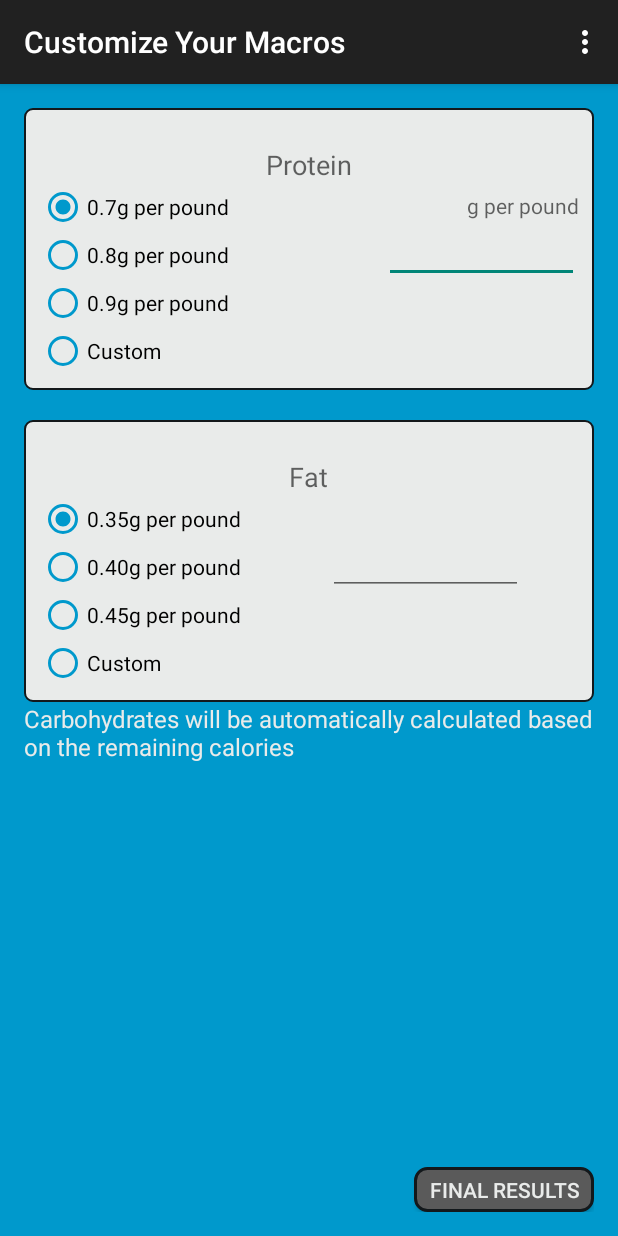
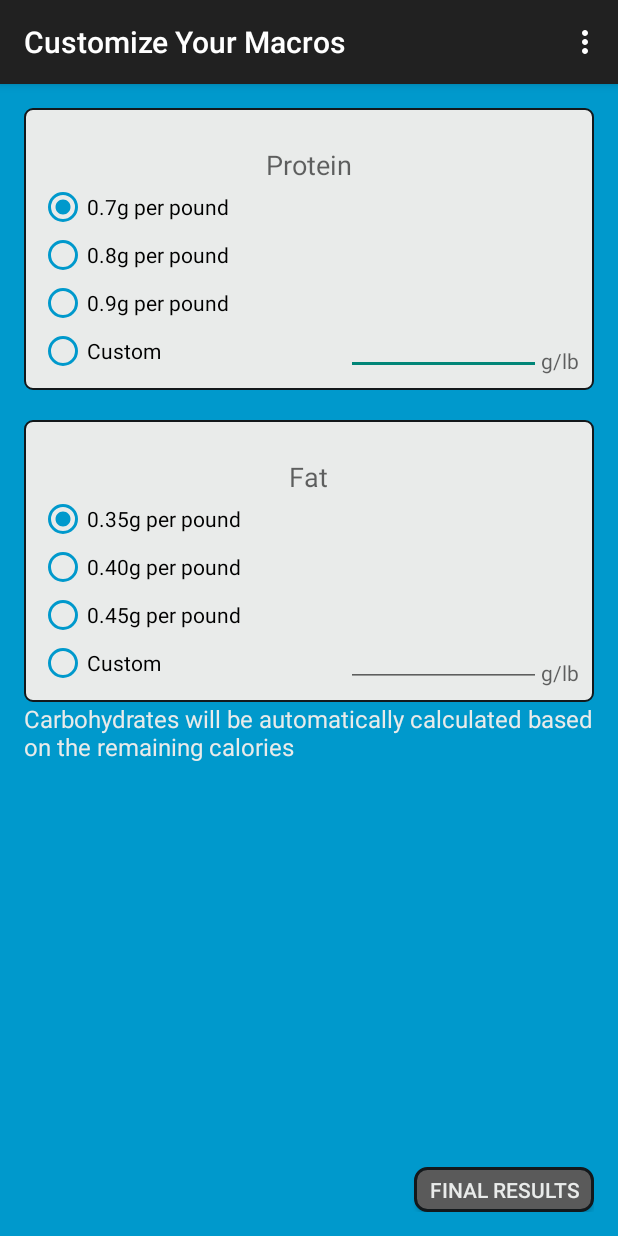
Before and after one commit to afrisone/LiftingBuddyOld, an Android app: the CustomizeMacrosActivity screen opened directly, with no data from a screen before it, on a phone screen of 412 x 824 dp. Run offline under Robolectric (Android 15) with nearby library versions, the phone set to English and light mode, and no system bars.

Commit message:
Fixed Macros layout

```diff
--- a/app/src/main/res/layout/activity_customize_macros.xml
+++ b/app/src/main/res/layout/activity_customize_macros.xml
@@ -16,17 +16,6 @@
         android:id="@+id/relativeLayout3"
         android:layout_alignParentLeft="true"
         android:layout_alignParentStart="true">
-
-        <TextView
-            android:layout_width="wrap_content"
-            android:layout_height="wrap_content"
-            android:textAppearance="?android:attr/textAppearanceMedium"
-            android:text="g per pound"
-            android:id="@+id/textView23"
-            android:textSize="14sp"
-            android:layout_below="@+id/user_entered_protein"
-            android:layout_alignParentRight="true"
-            android:layout_alignParentEnd="true" />
 
         <TextView
             android:layout_width="wrap_content"
@@ -83,7 +72,18 @@
             android:inputType="numberDecimal"
             android:ems="10"
             android:id="@+id/user_entered_protein"
-            android:layout_centerVertical="true"
+            android:layout_alignBottom="@+id/protein_group"
+            android:layout_toLeftOf="@+id/textView7"
+            android:layout_toStartOf="@+id/textView7" />
+
+        <TextView
+            android:layout_width="wrap_content"
+            android:layout_height="wrap_content"
+            android:textAppearance="?android:attr/textAppearanceMedium"
+            android:text="g/lb"
+            android:id="@+id/textView7"
+            android:textSize="14sp"
+            android:layout_alignBottom="@+id/user_entered_protein"
             android:layout_alignParentRight="true"
             android:layout_alignParentEnd="true" />
 
@@ -192,9 +192,20 @@
             android:inputType="numberDecimal"
             android:ems="10"
             android:id="@+id/user_entered_fat"
-            android:layout_centerVertical="true"
-            android:layout_toRightOf="@+id/textView8"
-            android:layout_toEndOf="@+id/textView8" />
+            android:layout_alignBottom="@+id/fat_group"
+            android:layout_toLeftOf="@+id/textView9"
+            android:layout_toStartOf="@+id/textView9" />
+
+        <TextView
+            android:layout_width="wrap_content"
+            android:layout_height="wrap_content"
+            android:textAppearance="?android:attr/textAppearanceMedium"
+            android:text="g/lb"
+            android:id="@+id/textView9"
+            android:textSize="14sp"
+            android:layout_alignBottom="@+id/fat_group"
+            android:layout_alignRight="@+id/textView20"
+            android:layout_alignEnd="@+id/textView20" />
     </RelativeLayout>
 
 </RelativeLayout>
--- a/app/src/main/res/layout/activity_set_goals.xml
+++ b/app/src/main/res/layout/activity_set_goals.xml
@@ -10,7 +10,7 @@
     <RelativeLayout
         android:layout_width="match_parent"
         android:layout_height="wrap_content"
-        android:background="@color/SnowyGray"
+        android:background="@drawable/lightbackground"
         android:padding="15dp">
 
         <TextView
```
Also changed, not shown: app/src/main/res/layout/temp_test.xml (added, +31 -0 lines), app/src/main/ic_launcherapp-web.png, app/src/main/res/mipmap-hdpi/ic_launcherapp.png, app/src/main/res/mipmap-mdpi/ic_launcherapp.png, app/src/main/res/mipmap-xhdpi/ic_launcherapp.png, app/src/main/res/mipmap-xxhdpi/ic_launcherapp.png, app/src/main/res/mipmap-xxxhdpi/ic_launcherapp.png.
